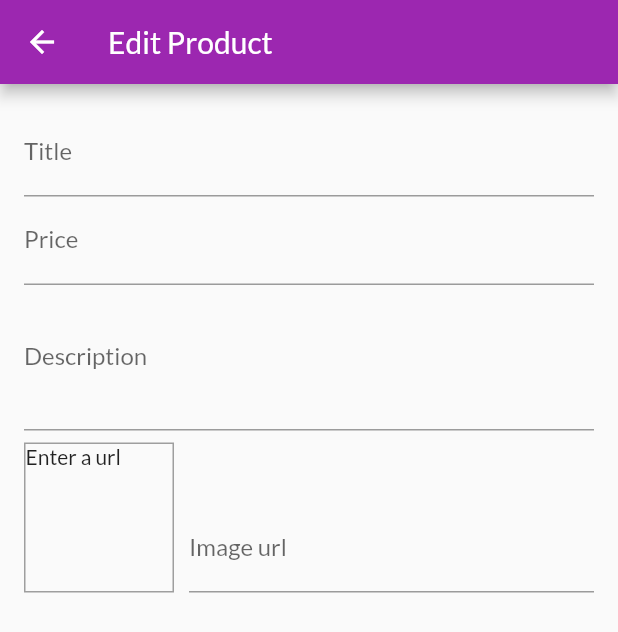
After one commit to SauvikRay/shop_app_practice, a Flutter app: the UserProductScreen screen opened by its route, after a tap on the "add" icon, on a phone screen of 412 x 824 dp. The commit adds this screen. Shown: the top 632 px of the screen. Run offline on Flutter 3.47's test engine with Material 2 defaults, Android fonts, the phone set to English and light mode, and no system bars; network calls fail.

Commit message:
image URL configuration

```diff
--- a/lib/main.dart
+++ b/lib/main.dart
@@ -2,7 +2,9 @@ import 'package:flutter/material.dart';
 import 'package:provider/provider.dart';
 import 'package:shop_app_practice/provider/orders.dart';
 import 'package:shop_app_practice/screens/cart_screen.dart';
+import 'package:shop_app_practice/screens/edit_product_screen.dart';
 import 'package:shop_app_practice/screens/orders_screen.dart';
+import 'package:shop_app_practice/screens/user_products_screen.dart';
 import './screens/products_overview_screen.dart';
 import './screens/product_detail_screen.dart';
 import './provider/cart.dart';
@@ -42,6 +44,8 @@ class MyApp extends StatelessWidget {
         ProductDetailScreen.routeName: (contx) => const ProductDetailScreen(),
         CartScreen.routeName: (contx) => const CartScreen(),
         OrdersScreen.routeName: (contx) => const OrdersScreen(),
+        UserProductScreen.routeName: (context)=>const UserProductScreen(),
+        EditProdductScreen.routename:(context) => const EditProdductScreen(),
       },
     );
   }
--- a/lib/provider/orders.dart
+++ b/lib/provider/orders.dart
@@ -18,7 +18,7 @@ class OrderItem{
 
 class Orders with ChangeNotifier{
 
-  List<OrderItem> _orders=[];
+ final List<OrderItem> _orders=[];
 
     List<OrderItem> get orders{
       return [..._orders];
--- /dev/null
+++ b/lib/screens/edit_product_screen.dart
@@ -0,0 +1,122 @@
+import 'package:flutter/material.dart';
+
+class EditProdductScreen extends StatefulWidget {
+  const EditProdductScreen({Key? key}) : super(key: key);
+
+  static const routename = '/edit-product';
+
+  @override
+  State<EditProdductScreen> createState() => _EditProdductScreenState();
+}
+
+class _EditProdductScreenState extends State<EditProdductScreen> {
+  final _priceFocusNode = FocusNode();
+  final _discriptionFocusNode = FocusNode();
+  final _imageUrlController = TextEditingController();
+  final _imageUrlFocusNode = FocusNode();
+
+  @override
+  void dispose() {
+    _priceFocusNode.dispose();
+    _discriptionFocusNode.removeListener(_updateImageUrl);
+    _imageUrlController.dispose();
+    _imageUrlFocusNode.dispose();
+    super.dispose();
+  }
+
+  @override
+  void initState() {
+    _imageUrlFocusNode.addListener(
+      _updateImageUrl
+    );
+
+    super.initState();
+  }
+
+  void _updateImageUrl() {
+    if( !_imageUrlFocusNode.hasFocus){
+      setState(() {
+
+      });
+    }
+  }
+
+  @override
+  Widget build(BuildContext context) {
+    return SafeArea(
+      child: Scaffold(
+        appBar: AppBar(
+          title: const Text('Edit Product'),
+        ),
+        body: Padding(
+          padding: const EdgeInsets.all(16.0),
+          child: Form(
+            child: ListView(
+              children: [
+                TextFormField(
+                  decoration: const InputDecoration(
+                    labelText: 'Title',
+                  ),
+                  textInputAction: TextInputAction.next,
+                  onFieldSubmitted: (_) {
+                    FocusScope.of(context).requestFocus(_priceFocusNode);
+                  },
+                ),
+                TextFormField(
+                  decoration: const InputDecoration(
+                    labelText: 'Price',
+                  ),
+                  textInputAction: TextInputAction.next,
+                  keyboardType: TextInputType.number,
+                  focusNode: _priceFocusNode,
+                  onFieldSubmitted: (_) {
+                    FocusScope.of(context).requestFocus(_discriptionFocusNode);
+                  },
+                ),
+                TextFormField(
+                  decoration: const InputDecoration(
+                    labelText: 'Description',
+                  ),
+                  textInputAction: TextInputAction.next,
+                  maxLines: 3,
+                  keyboardType: TextInputType.multiline,
+                  focusNode: _discriptionFocusNode,
+                ),
+                Row(
+                  crossAxisAlignment: CrossAxisAlignment.end,
+                  children: [
+                    Container(
+                      height: 100,
+                      width: 100,
+                      margin: const EdgeInsets.only(top: 8, right: 10),
+                      decoration: BoxDecoration(
+                          border: Border.all(width: 1, color: Colors.grey)),
+                      child: _imageUrlController.text.isEmpty
+                          ? const Text('Enter a url')
+                          : FittedBox(
+                              child: Image.network(
+                                _imageUrlController.text,
+                                fit: BoxFit.cover,
+                              ),
+                            ),
+                    ),
+                    Expanded(
+                      child: TextFormField(
+                        decoration:
+                            const InputDecoration(labelText: 'Image url'),
+                        keyboardType: TextInputType.url,
+                        textInputAction: TextInputAction.done,
+                        controller: _imageUrlController,
+                        focusNode: _imageUrlFocusNode,
+                      ),
+                    )
+                  ],
+                ),
+              ],
+            ),
+          ),
+        ),
+      ),
+    );
+  }
+}
--- a/lib/screens/orders_screen.dart
+++ b/lib/screens/orders_screen.dart
@@ -17,7 +17,7 @@ class OrdersScreen extends StatelessWidget {
         drawer:const AppDrawer(),
         body:ListView.builder(
           itemCount: ordersData.orders.length,
-          itemBuilder: (ctx,index)=> OrderItems(ordersData.orders[index]),
+          itemBuilder: (ctx,index)=> OrderItems(order: ordersData.orders[index]),
           ),
       ),
     );
--- a/lib/screens/product_detail_screen.dart
+++ b/lib/screens/product_detail_screen.dart
@@ -26,7 +26,7 @@ class ProductDetailScreen extends StatelessWidget {
       body: SingleChildScrollView(
         child: Column(
           children: [
-            Container(
+            SizedBox(
               height: 300,
               width: double.infinity,
               child: Image.network(
--- /dev/null
+++ b/lib/screens/user_products_screen.dart
@@ -0,0 +1,44 @@
+import 'package:flutter/material.dart';
+import 'package:provider/provider.dart';
+import 'package:shop_app_practice/screens/edit_product_screen.dart';
+
+import '../provider/products_provide.dart';
+import '../widgets/user_product_item.dart';
+
+class UserProductScreen extends StatelessWidget {
+  const UserProductScreen({Key? key}) : super(key: key);
+  static const routeName = '/user-products';
+
+  @override
+  Widget build(BuildContext context) {
+    final productData = Provider.of<ProductsProvider>(context);
+    return SafeArea(
+      child: Scaffold(
+        appBar: AppBar(
+          title: const Text('Your Products'),
+          actions: [
+            IconButton(
+              onPressed: () {
+                Navigator.of(context).pushNamed(EditProdductScreen.routename);
+              },
+              icon: const Icon(Icons.add),
+            ),
+          ],
+        ),
+        body: Padding(
+          padding: const EdgeInsets.all(8),
+          child: ListView.separated(
+            itemCount: productData.items.length,
+            itemBuilder: (_, index) => UserProductItem(
+              title: productData.items[index].title,
+              imageUrl: productData.items[index].imageUrl,
+            ),
+            separatorBuilder: (BuildContext context, int index) {
+              return const Divider();
+            },
+          ),
+        ),
+      ),
+    );
+  }
+}
--- a/lib/widgets/order_item.dart
+++ b/lib/widgets/order_item.dart
@@ -6,7 +6,7 @@ import 'package:intl/intl.dart';
 import '../provider/orders.dart' show OrderItem;
 
 class OrderItems extends StatefulWidget {
-  const OrderItems( this.order);
+   const OrderItems({Key? key, required this.order}):super(key: key);
 
   final OrderItem order;
 
--- /dev/null
+++ b/lib/widgets/user_product_item.dart
@@ -0,0 +1,24 @@
+import 'package:flutter/material.dart';
+
+class UserProductItem extends StatelessWidget {
+  final String title;
+  final String imageUrl;
+  const UserProductItem({Key? key,required this.title, required this.imageUrl}) : super(key: key);
+
+  @override
+  Widget build(BuildContext context) {
+    return ListTile(
+      title: Text(title),
+      leading: CircleAvatar(
+        backgroundImage: NetworkImage(imageUrl),
+      ),
+      trailing: SizedBox(
+        width: 100,
+        child: Row(children: [
+          IconButton(onPressed: (){}, icon: const Icon(Icons.edit,color: Colors.pinkAccent,),),
+          IconButton(onPressed: (){}, icon:const Icon(Icons.delete,color: Colors.lightGreenAccent,),),
+        ]),
+      ),
+    );
+  }
+}
```
Also changed, not shown: lib/screens/products_overview_screen.dart (+5 -5 lines), lib/widgets/app_drawer.dart (+8 -0 lines), lib/widgets/cart_item.dart (+37 -7 lines).
